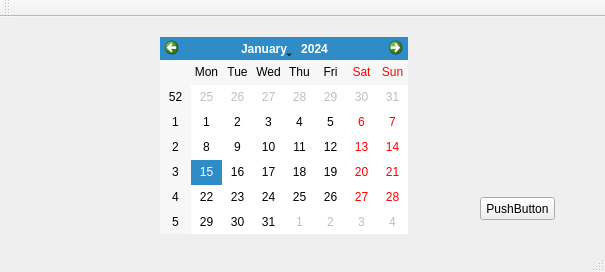
The window that FileManagement/FileManagement.ui (hhyvs111/FileManagement) describes before a commit, drawn with Qt 5.
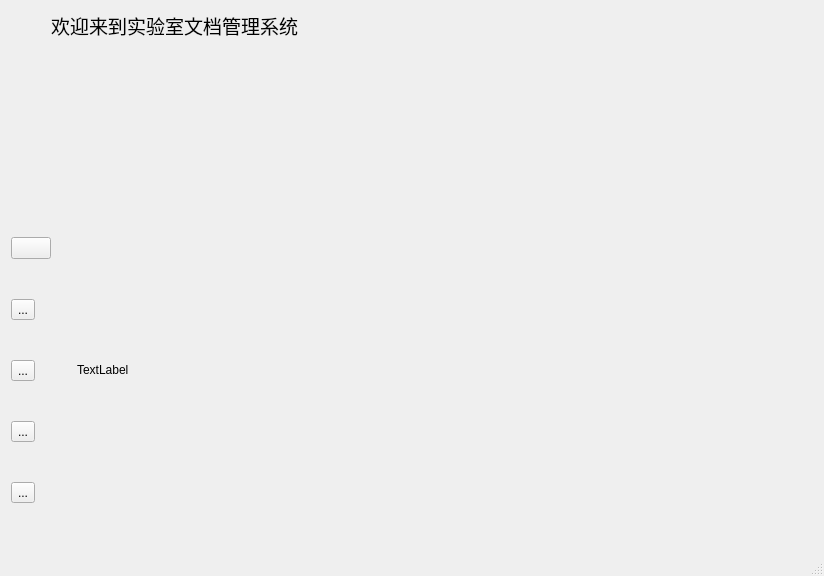
The same window after the commit.

```diff
--- a/FileManagement/FileManagement.ui
+++ b/FileManagement/FileManagement.ui
@@ -6,45 +6,278 @@
    <rect>
     <x>0</x>
     <y>0</y>
-    <width>605</width>
-    <height>272</height>
+    <width>824</width>
+    <height>576</height>
    </rect>
   </property>
   <property name="windowTitle">
    <string>FileManagement</string>
   </property>
   <widget class="QWidget" name="centralWidget">
-   <widget class="QCalendarWidget" name="calendarWidget">
-    <property name="geometry">
-     <rect>
-      <x>160</x>
-      <y>20</y>
-      <width>248</width>
-      <height>197</height>
-     </rect>
-    </property>
-   </widget>
-   <widget class="QPushButton" name="pushButton">
-    <property name="geometry">
-     <rect>
-      <x>480</x>
-      <y>180</y>
-      <width>75</width>
-      <height>23</height>
-     </rect>
-    </property>
-    <property name="text">
-     <string>PushButton</string>
-    </property>
-   </widget>
-  </widget>
-  <widget class="QToolBar" name="mainToolBar">
-   <attribute name="toolBarArea">
-    <enum>TopToolBarArea</enum>
-   </attribute>
-   <attribute name="toolBarBreak">
-    <bool>false</bool>
-   </attribute>
+   <property name="layoutDirection">
+    <enum>Qt::LeftToRight</enum>
+   </property>
+   <layout class="QVBoxLayout" name="verticalLayout_2">
+    <item>
+     <layout class="QHBoxLayout" name="TitleLayout">
+      <property name="spacing">
+       <number>0</number>
+      </property>
+      <property name="sizeConstraint">
+       <enum>QLayout::SetDefaultConstraint</enum>
+      </property>
+      <item>
+       <spacer name="horizontalSpacer_2">
+        <property name="orientation">
+         <enum>Qt::Horizontal</enum>
+        </property>
+        <property name="sizeType">
+         <enum>QSizePolicy::Minimum</enum>
+        </property>
+        <property name="sizeHint" stdset="0">
+         <size>
+          <width>40</width>
+          <height>20</height>
+         </size>
+        </property>
+       </spacer>
+      </item>
+      <item>
+       <widget class="QLabel" name="titleLabel">
+        <property name="font">
+         <font>
+          <family>04b_21</family>
+          <pointsize>12</pointsize>
+         </font>
+        </property>
+        <property name="text">
+         <string>&lt;html&gt;&lt;head/&gt;&lt;body&gt;&lt;p&gt;&lt;span style=&quot; font-size:14pt;&quot;&gt;欢迎来到实验室文档管理系统&lt;/span&gt;&lt;/p&gt;&lt;/body&gt;&lt;/html&gt;</string>
+        </property>
+       </widget>
+      </item>
+      <item>
+       <spacer name="horizontalSpacer">
+        <property name="orientation">
+         <enum>Qt::Horizontal</enum>
+        </property>
+        <property name="sizeHint" stdset="0">
+         <size>
+          <width>40</width>
+          <height>20</height>
+         </size>
+        </property>
+       </spacer>
+      </item>
+     </layout>
+    </item>
+    <item>
+     <spacer name="verticalSpacer">
+      <property name="orientation">
+       <enum>Qt::Vertical</enum>
+      </property>
+      <property name="sizeHint" stdset="0">
+       <size>
+        <width>20</width>
+        <height>40</height>
+       </size>
+      </property>
+     </spacer>
+    </item>
+    <item>
+     <layout class="QHBoxLayout" name="FunctionLayout">
+      <item>
+       <layout class="QVBoxLayout" name="verticalLayout">
+        <property name="spacing">
+         <number>0</number>
+        </property>
+        <property name="sizeConstraint">
+         <enum>QLayout::SetDefaultConstraint</enum>
+        </property>
+        <property name="leftMargin">
+         <number>0</number>
+        </property>
+        <property name="topMargin">
+         <number>0</number>
+        </property>
+        <property name="rightMargin">
+         <number>0</number>
+        </property>
+        <property name="bottomMargin">
+         <number>0</number>
+        </property>
+        <item>
+         <spacer name="verticalSpacer_7">
+          <property name="orientation">
+           <enum>Qt::Vertical</enum>
+          </property>
+          <property name="sizeHint" stdset="0">
+           <size>
+            <width>20</width>
+            <height>40</height>
+           </size>
+          </property>
+         </spacer>
+        </item>
+        <item>
+         <widget class="QPushButton" name="personButton">
+          <property name="maximumSize">
+           <size>
+            <width>70</width>
+            <height>55</height>
+           </size>
+          </property>
+          <property name="styleSheet">
+           <string notr="true"/>
+          </property>
+          <property name="text">
+           <string/>
+          </property>
+         </widget>
+        </item>
+        <item>
+         <spacer name="verticalSpacer_2">
+          <property name="orientation">
+           <enum>Qt::Vertical</enum>
+          </property>
+          <property name="sizeHint" stdset="0">
+           <size>
+            <width>20</width>
+            <height>40</height>
+           </size>
+          </property>
+         </spacer>
+        </item>
+        <item>
+         <widget class="QToolButton" name="uploadButton">
+          <property name="focusPolicy">
+           <enum>Qt::NoFocus</enum>
+          </property>
+          <property name="styleSheet">
+           <string notr="true"/>
+          </property>
+          <property name="text">
+           <string>...</string>
+          </property>
+         </widget>
+        </item>
+        <item>
+         <spacer name="verticalSpacer_3">
+          <property name="orientation">
+           <enum>Qt::Vertical</enum>
+          </property>
+          <property name="sizeHint" stdset="0">
+           <size>
+            <width>20</width>
+            <height>40</height>
+           </size>
+          </property>
+         </spacer>
+        </item>
+        <item>
+         <widget class="QToolButton" name="downloadButton">
+          <property name="focusPolicy">
+           <enum>Qt::NoFocus</enum>
+          </property>
+          <property name="text">
+           <string>...</string>
+          </property>
+         </widget>
+        </item>
+        <item>
+         <spacer name="verticalSpacer_4">
+          <property name="orientation">
+           <enum>Qt::Vertical</enum>
+          </property>
+          <property name="sizeHint" stdset="0">
+           <size>
+            <width>20</width>
+            <height>40</height>
+           </size>
+          </property>
+         </spacer>
+        </item>
+        <item>
+         <widget class="QToolButton" name="chatButton">
+          <property name="text">
+           <string>...</string>
+          </property>
+         </widget>
+        </item>
+        <item>
+         <spacer name="verticalSpacer_5">
+          <property name="orientation">
+           <enum>Qt::Vertical</enum>
+          </property>
+          <property name="sizeHint" stdset="0">
+           <size>
+            <width>20</width>
+            <height>40</height>
+           </size>
+          </property>
+         </spacer>
+        </item>
+        <item>
+         <widget class="QToolButton" name="deleteButton">
+          <property name="text">
+           <string>...</string>
+          </property>
+         </widget>
+        </item>
+        <item>
+         <spacer name="verticalSpacer_6">
+          <property name="orientation">
+           <enum>Qt::Vertical</enum>
+          </property>
+          <property name="sizeHint" stdset="0">
+           <size>
+            <width>20</width>
+            <height>40</height>
+           </size>
+          </property>
+         </spacer>
+        </item>
+       </layout>
+      </item>
+      <item>
+       <layout class="QVBoxLayout" name="SubLayout">
+        <item>
+         <spacer name="verticalSpacer_8">
+          <property name="orientation">
+           <enum>Qt::Vertical</enum>
+          </property>
+          <property name="sizeHint" stdset="0">
+           <size>
+            <width>20</width>
+            <height>40</height>
+           </size>
+          </property>
+         </spacer>
+        </item>
+        <item>
+         <spacer name="verticalSpacer_9">
+          <property name="orientation">
+           <enum>Qt::Vertical</enum>
+          </property>
+          <property name="sizeHint" stdset="0">
+           <size>
+            <width>20</width>
+            <height>40</height>
+           </size>
+          </property>
+         </spacer>
+        </item>
+       </layout>
+      </item>
+      <item>
+       <widget class="QLabel" name="photoLabel">
+        <property name="text">
+         <string>TextLabel</string>
+        </property>
+       </widget>
+      </item>
+     </layout>
+    </item>
+   </layout>
   </widget>
   <widget class="QStatusBar" name="statusBar"/>
  </widget>
```
Left out of the diff: 33 changed lines with no effect on the pictures.
